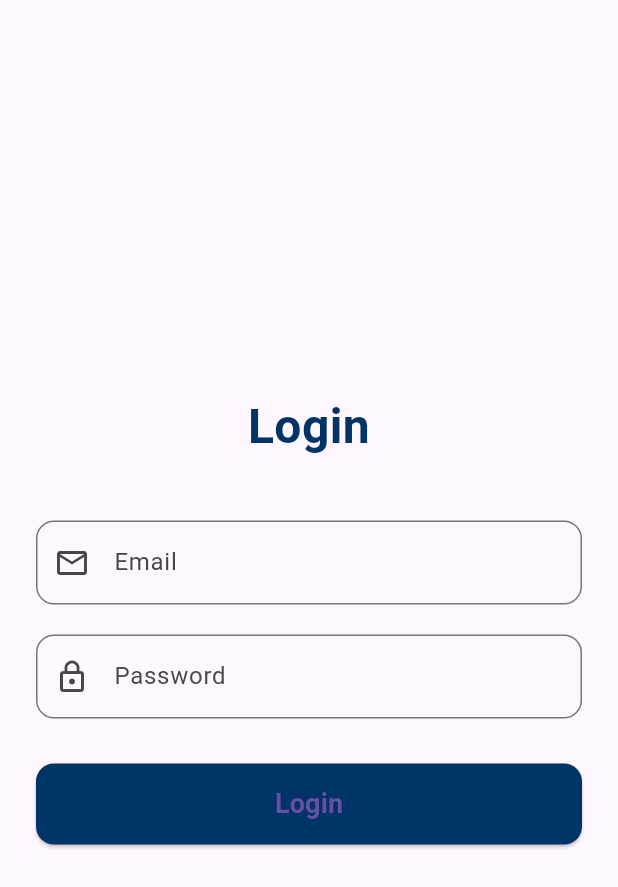
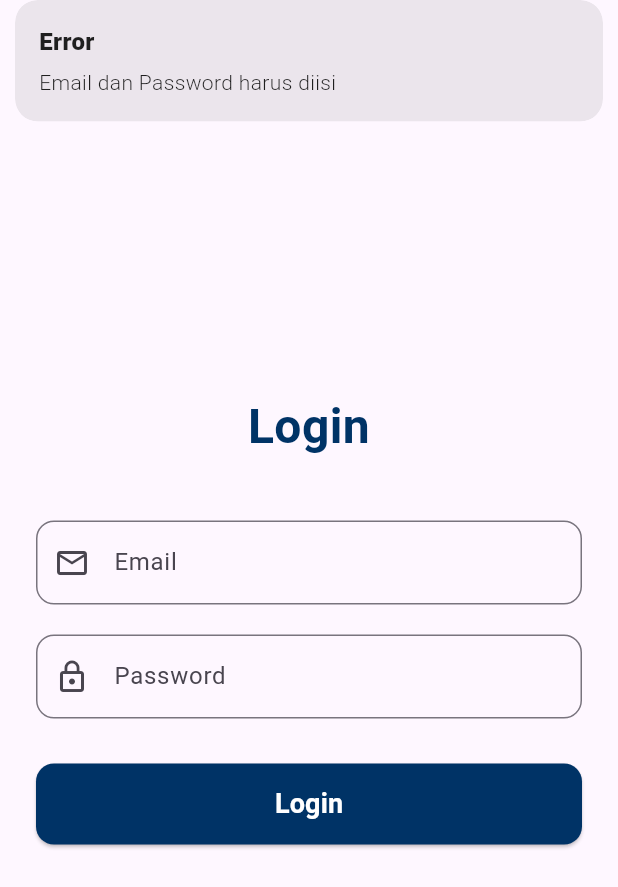
Before and after one commit to bayu-s-aziz/simaru, a Flutter app: the screen it shows after launch, after a tap on "Login", on a phone screen of 412 x 824 dp. Shown: the top 887 px of the screen. Run offline on Flutter 3.47's test engine with Material 3 defaults, Android fonts, the phone set to English and light mode, and no system bars; our stand-ins replace get.

Commit message:
Sprint 1 - Login

```diff
--- a/lib/controllers/login_controller.dart
+++ b/lib/controllers/login_controller.dart
@@ -1,10 +1,50 @@
+import 'package:flutter/widgets.dart';
 import 'package:get/get.dart';
+import 'package:simaru/services/login_service.dart';
 
 class LoginController extends GetxController {
-  // final MyRepository repository;
-  LoginController();
+  final LoginService _service = Get.put(LoginService());
+  // Observable variables
+  var isLoading = false.obs;
 
-  // final _obj = ''.obs;
-  // set obj(value) => this._obj.value = value;
-  // get obj => this._obj.value;
+  // Text editing controllers untuk input email dan password
+  final emailController = TextEditingController();
+  final passwordController = TextEditingController();
+
+  // Fungsi login
+  Future<void> login() async {
+    final email = emailController.text.trim();
+    final password = passwordController.text.trim();
+
+    if (email.isEmpty || password.isEmpty) {
+      Get.snackbar('Error', 'Email dan Password harus diisi');
+      return;
+    }
+
+    try {
+      isLoading.value = true;
+
+      final response = await _service.login(email, password);
+
+      if (response != null && response['accessToken'] != null) {
+        // Simpan token ke GetStorage atau SharedPreferences kalau mau
+        Get.snackbar('Sukses', 'Login berhasil');
+        // Navigasi ke halaman berikutnya
+        // Get.offAllNamed('/home');
+      } else {
+        Get.snackbar('Gagal', 'Email atau password salah');
+      }
+    } catch (e) {
+      Get.snackbar('Error', 'Terjadi kesalahan: $e');
+    } finally {
+      isLoading.value = false;
+    }
+  }
+
+  @override
+  void onClose() {
+    emailController.dispose();
+    passwordController.dispose();
+    super.onClose();
+  }
 }
--- a/lib/main.dart
+++ b/lib/main.dart
@@ -1,8 +1,14 @@
 import 'package:flutter/material.dart';
 import 'package:get/get.dart';
+// import 'package:get_storage/get_storage.dart';
+import 'package:simaru/controllers/login_controller.dart';
 import 'package:simaru/screens/login_screen.dart';
+// import 'package:simaru/screens/home_screen.dart'; // opsional nanti
 
-void main() {
+void main() async {
+  // Pastikan GetX dan GetStorage diinisialisasi sebelum runApp
+  WidgetsFlutterBinding.ensureInitialized();
+
   runApp(const MainApp());
 }
 
@@ -11,6 +17,18 @@ class MainApp extends StatelessWidget {
 
   @override
   Widget build(BuildContext context) {
-    return GetMaterialApp(home: LoginScreen());
+    return GetMaterialApp(
+      debugShowCheckedModeBanner: false,
+      title: 'Simaru App',
+      theme: ThemeData(
+        primaryColor: const Color(0xFF003366),
+        useMaterial3: true,
+      ),
+      // Jika token sudah ada, langsung ke home, kalau belum ke login
+      home: const LoginScreen(),
+      initialBinding: BindingsBuilder(() {
+        Get.put(LoginController());
+      }),
+    );
   }
 }
--- a/lib/screens/login_screen.dart
+++ b/lib/screens/login_screen.dart
@@ -17,7 +17,6 @@ class LoginScreen extends GetView<LoginController> {
               child: Column(
                 crossAxisAlignment: CrossAxisAlignment.stretch,
                 children: [
-                  // Logo atau Judul
                   Text(
                     "Login",
                     textAlign: TextAlign.center,
@@ -27,46 +26,62 @@ class LoginScreen extends GetView<LoginController> {
                       color: unigalColor,
                     ),
                   ),
-                  SizedBox(height: 40),
+                  const SizedBox(height: 40),
 
-                  // Input Email
                   TextField(
+                    controller: controller.emailController,
                     decoration: InputDecoration(
                       labelText: "Email",
-                      prefixIcon: Icon(Icons.email_outlined),
+                      prefixIcon: const Icon(Icons.email_outlined),
                       border: OutlineInputBorder(
                         borderRadius: BorderRadius.circular(12),
                       ),
                     ),
                     keyboardType: TextInputType.emailAddress,
                   ),
-                  SizedBox(height: 20),
+                  const SizedBox(height: 20),
 
                   TextField(
+                    controller: controller.passwordController,
                     obscureText: true,
                     decoration: InputDecoration(
                       labelText: "Password",
-                      prefixIcon: Icon(Icons.lock_outline),
+                      prefixIcon: const Icon(Icons.lock_outline),
                       border: OutlineInputBorder(
                         borderRadius: BorderRadius.circular(12),
                       ),
                     ),
                   ),
-                  SizedBox(height: 30),
-                  ElevatedButton(
+                  const SizedBox(height: 30),
+
+                  Obx(
+                    () => ElevatedButton(
                       style: ElevatedButton.styleFrom(
                         backgroundColor: unigalColor,
-                      padding: EdgeInsets.symmetric(vertical: 14),
+                        padding: const EdgeInsets.symmetric(vertical: 14),
                         shape: RoundedRectangleBorder(
                           borderRadius: BorderRadius.circular(12),
                         ),
                       ),
-                    onPressed: () => {},
-                    child: Text(
+                      onPressed: controller.isLoading.value
+                          ? null
+                          : () => controller.login(),
+                      child: controller.isLoading.value
+                          ? const SizedBox(
+                              height: 22,
+                              width: 22,
+                              child: CircularProgressIndicator(
+                                color: Colors.white,
+                                strokeWidth: 2.5,
+                              ),
+                            )
+                          : const Text(
                               "Login",
                               style: TextStyle(
                                 fontSize: 18,
                                 fontWeight: FontWeight.bold,
+                                color: Colors.white,
+                              ),
                             ),
                     ),
                   ),
--- /dev/null
+++ b/lib/services/login_service.dart
@@ -0,0 +1,25 @@
+import 'dart:convert';
+
+import 'package:get/get.dart';
+import 'package:http/http.dart' show Client;
+
+class LoginService extends GetxService {
+  Client client = Client();
+
+  Future<dynamic> login(String email, String password) async {
+    try {
+      final response = await client.post(
+        Uri.parse('http://127.0.0.1:8001/api/login'),
+        body: {'email': email, 'password': password},
+      );
+
+      if (response.statusCode == 200) {
+        return jsonDecode(response.body);
+      } else {
+        return null;
+      }
+    } catch (e) {
+      return throw Exception(e);
+    }
+  }
+}
```
Lines whose indentation alone changed are shown as unchanged.
